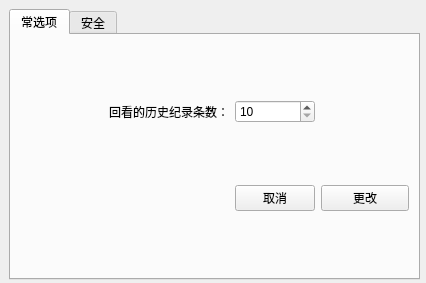
First picture: the form in Client/OneRoom/OneRoomClient/SettingBoard.ui, repository TaihouDaisuki/OneRoom, before the edit.
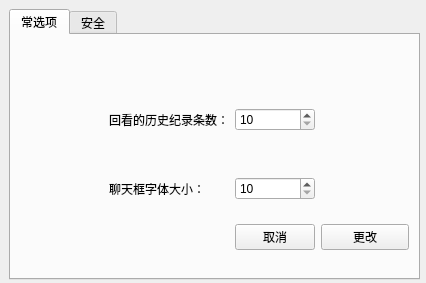
Second picture: the form after the edit.

What changed in the file:
```diff
--- a/Client/OneRoom/OneRoomClient/SettingBoard.ui
+++ b/Client/OneRoom/OneRoomClient/SettingBoard.ui
@@ -42,20 +42,7 @@
      <string>常选项</string>
     </attribute>
     <layout class="QGridLayout" name="gridLayout">
-     <item row="0" column="0">
-      <spacer name="horizontalSpacer_3">
-       <property name="orientation">
-        <enum>Qt::Horizontal</enum>
-       </property>
-       <property name="sizeHint" stdset="0">
-        <size>
-         <width>40</width>
-         <height>20</height>
-        </size>
-       </property>
-      </spacer>
-     </item>
-     <item row="0" column="4">
+     <item row="1" column="4">
       <spacer name="horizontalSpacer_4">
        <property name="orientation">
         <enum>Qt::Horizontal</enum>
@@ -68,24 +55,34 @@
        </property>
       </spacer>
      </item>
-     <item row="0" column="3">
-      <widget class="QSpinBox" name="spinBox">
-       <property name="minimum">
-        <number>10</number>
-       </property>
-       <property name="value">
-        <number>10</number>
-       </property>
-      </widget>
-     </item>
-     <item row="0" column="2">
+     <item row="1" column="2">
       <widget class="QLabel" name="label">
        <property name="text">
         <string>回看的历史纪录条数：</string>
        </property>
       </widget>
      </item>
-     <item row="1" column="4">
+     <item row="5" column="3">
+      <widget class="QPushButton" name="cancelButton">
+       <property name="text">
+        <string>取消</string>
+       </property>
+      </widget>
+     </item>
+     <item row="1" column="0">
+      <spacer name="horizontalSpacer_3">
+       <property name="orientation">
+        <enum>Qt::Horizontal</enum>
+       </property>
+       <property name="sizeHint" stdset="0">
+        <size>
+         <width>40</width>
+         <height>20</height>
+        </size>
+       </property>
+      </spacer>
+     </item>
+     <item row="5" column="4">
       <widget class="QPushButton" name="changeButton">
        <property name="text">
         <string>更改</string>
@@ -93,9 +90,71 @@
       </widget>
      </item>
      <item row="1" column="3">
-      <widget class="QPushButton" name="cancelButton">
+      <widget class="QSpinBox" name="spinBox">
+       <property name="minimum">
+        <number>10</number>
+       </property>
+       <property name="value">
+        <number>10</number>
+       </property>
+      </widget>
+     </item>
+     <item row="5" column="2">
+      <spacer name="verticalSpacer">
+       <property name="orientation">
+        <enum>Qt::Vertical</enum>
+       </property>
+       <property name="sizeHint" stdset="0">
+        <size>
+         <width>20</width>
+         <height>40</height>
+        </size>
+       </property>
+      </spacer>
+     </item>
+     <item row="2" column="2">
+      <spacer name="verticalSpacer_2">
+       <property name="orientation">
+        <enum>Qt::Vertical</enum>
+       </property>
+       <property name="sizeType">
+        <enum>QSizePolicy::Preferred</enum>
+       </property>
+       <property name="sizeHint" stdset="0">
+        <size>
+         <width>20</width>
+         <height>40</height>
+        </size>
+       </property>
+      </spacer>
+     </item>
+     <item row="3" column="2">
+      <widget class="QLabel" name="label_2">
        <property name="text">
-        <string>取消</string>
+        <string>聊天框字体大小：</string>
+       </property>
+      </widget>
+     </item>
+     <item row="0" column="2">
+      <spacer name="verticalSpacer_3">
+       <property name="orientation">
+        <enum>Qt::Vertical</enum>
+       </property>
+       <property name="sizeHint" stdset="0">
+        <size>
+         <width>20</width>
+         <height>40</height>
+        </size>
+       </property>
+      </spacer>
+     </item>
+     <item row="3" column="3">
+      <widget class="QSpinBox" name="spinBox_2">
+       <property name="minimum">
+        <number>10</number>
+       </property>
+       <property name="maximum">
+        <number>20</number>
        </property>
       </widget>
      </item>
```
